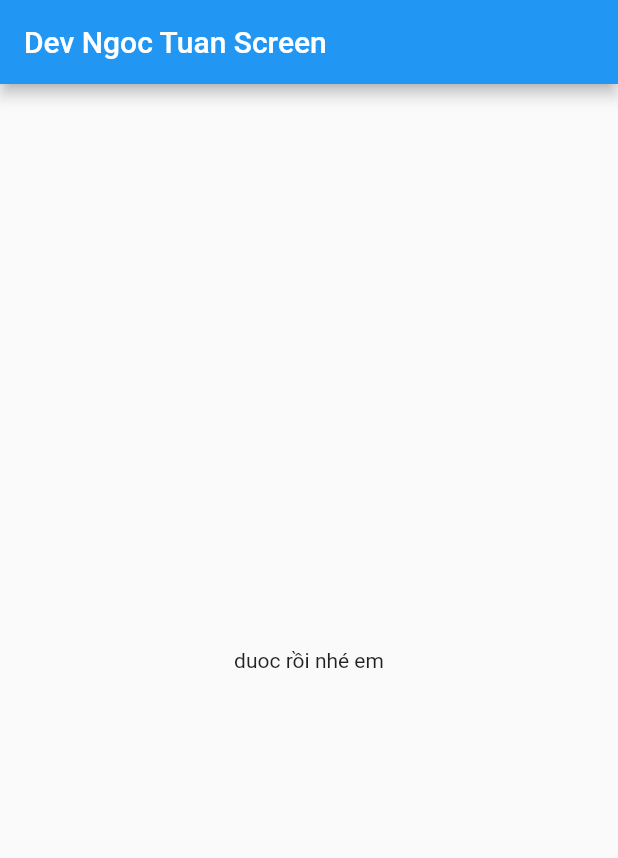
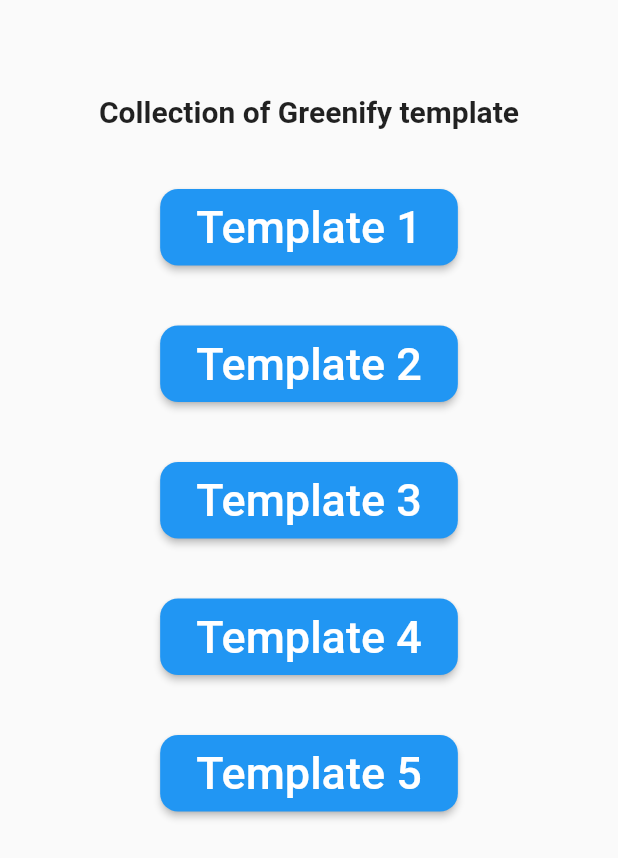
Before and after one commit to Nobi1202/Flutter-Training, a Flutter app: the screen it shows after launch, on a phone screen of 412 x 824 dp. Shown: the top 858 px of the screen. Run offline on Flutter 3.47's test engine with Material 2 defaults, Android fonts, the phone set to English and light mode, and no system bars.

Commit message:
Update task1

```diff
--- /dev/null
+++ b/lib/dev_ngoc_tan/custumButton.dart
@@ -0,0 +1,12 @@
+import 'package:flutter/cupertino.dart';
+
+class CustumButton extends  StatelessWidget {
+  const CustumButton({Key? key}) : super(key: key);
+
+  @override
+  Widget build(BuildContext context) {
+    return Container(
+      child:
+    );
+  }
+}
--- a/lib/dev_ngoc_tan/main_screen.dart
+++ b/lib/dev_ngoc_tan/main_screen.dart
@@ -3,14 +3,108 @@ import 'package:flutter/material.dart';
 class MainScreen extends StatelessWidget {
   const MainScreen({Key? key}) : super(key: key);
 
+  get children => null;
+
   @override
   Widget build(BuildContext context) {
     return Scaffold(
-      appBar: AppBar(
-        title: const Text("Dev Ngoc Tuan Screen"),
-      ),
-      body: const Center(
-        child: Text("duoc rồi nhé em"),
+      //appBar: AppBar(
+      //  title: const Text("Dev Ngoc Tuan Screen"),
+      // ),
+      body: Padding(
+        padding: const EdgeInsets.all(13),
+        child: Center(
+          child: Column(
+            mainAxisAlignment: MainAxisAlignment.start,
+            children: [
+              SizedBox(height: 50),
+              Text(
+                'Collection of Greenify template',
+                style: TextStyle(fontSize: 20, fontWeight: FontWeight.w700),
+              ),
+              SizedBox(height: 40),
+              ElevatedButton(
+                onPressed: () {},
+                child: Padding(
+                  padding: const EdgeInsets.all(8.0),
+                  child: Text(
+                    'Template 1',
+                    style: TextStyle(fontSize: 30),
+                  ),
+                ),
+                style: ElevatedButton.styleFrom(
+                  shape: RoundedRectangleBorder(
+                    borderRadius: BorderRadius.circular(12), // <-- Radius
+                  ),
+                ),
+              ),
+              SizedBox(height: 40),
+              ElevatedButton(
+                onPressed: () {},
+                child: Padding(
+                  padding: const EdgeInsets.all(8.0),
+                  child: Text(
+                    'Template 2',
+                    style: TextStyle(fontSize: 30),
+                  ),
+                ),
+                style: ElevatedButton.styleFrom(
+                  shape: RoundedRectangleBorder(
+                    borderRadius: BorderRadius.circular(12), // <-- Radius
+                  ),
+                ),
+              ),
+              SizedBox(height: 40),
+              ElevatedButton(
+                onPressed: () {},
+                child: Padding(
+                  padding: const EdgeInsets.all(8.0),
+                  child: Text(
+                    'Template 3',
+                    style: TextStyle(fontSize: 30),
+                  ),
+                ),
+                style: ElevatedButton.styleFrom(
+                  shape: RoundedRectangleBorder(
+                    borderRadius: BorderRadius.circular(12), // <-- Radius
+                  ),
+                ),
+              ),
+              SizedBox(height: 40),
+              ElevatedButton(
+                onPressed: () {},
+                child: Padding(
+                  padding: const EdgeInsets.all(8.0),
+                  child: Text(
+                    'Template 4',
+                    style: TextStyle(fontSize: 30),
+                  ),
+                ),
+                style: ElevatedButton.styleFrom(
+                  shape: RoundedRectangleBorder(
+                    borderRadius: BorderRadius.circular(12), // <-- Radius
+                  ),
+                ),
+              ),
+              SizedBox(height: 40),
+              ElevatedButton(
+                onPressed: () {},
+                child: Padding(
+                  padding: const EdgeInsets.all(8.0),
+                  child: Text(
+                    'Template 5',
+                    style: TextStyle(fontSize: 30),
+                  ),
+                ),
+                style: ElevatedButton.styleFrom(
+                  shape: RoundedRectangleBorder(
+                    borderRadius: BorderRadius.circular(12), // <-- Radius
+                  ),
+                ),
+              ),
+            ],
+          ),
+        ),
       ),
     );
   }
```
